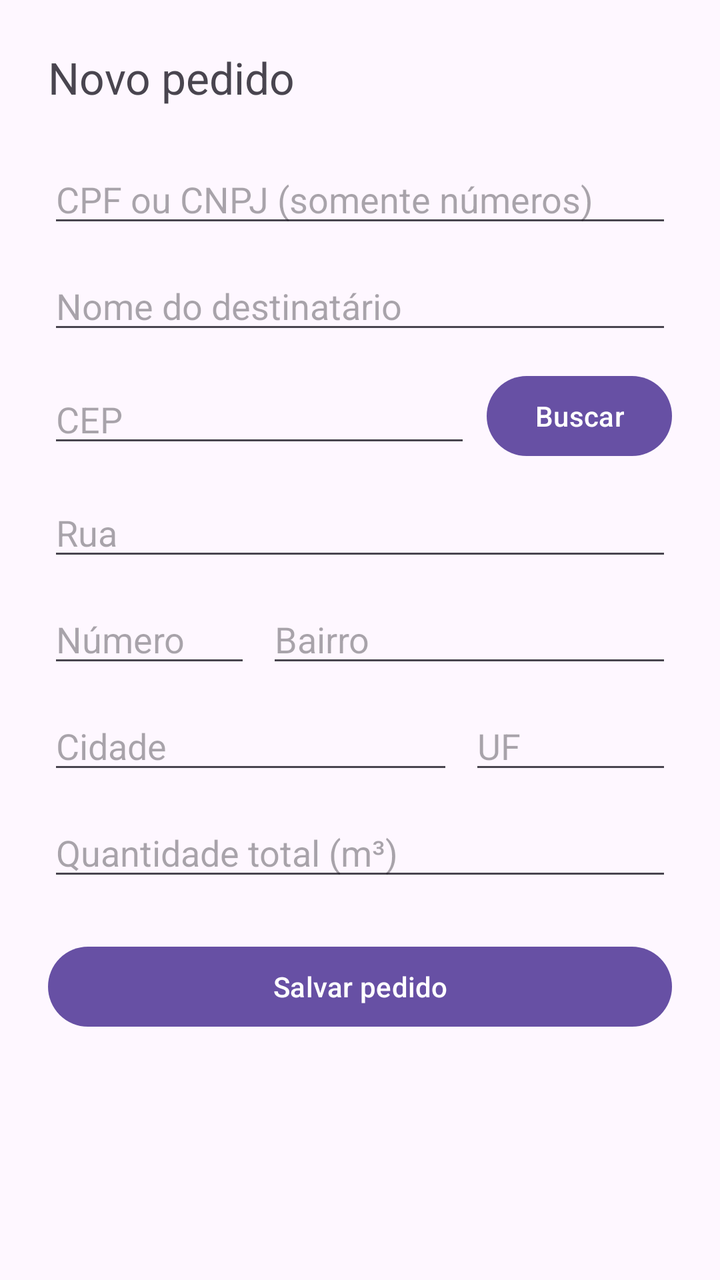
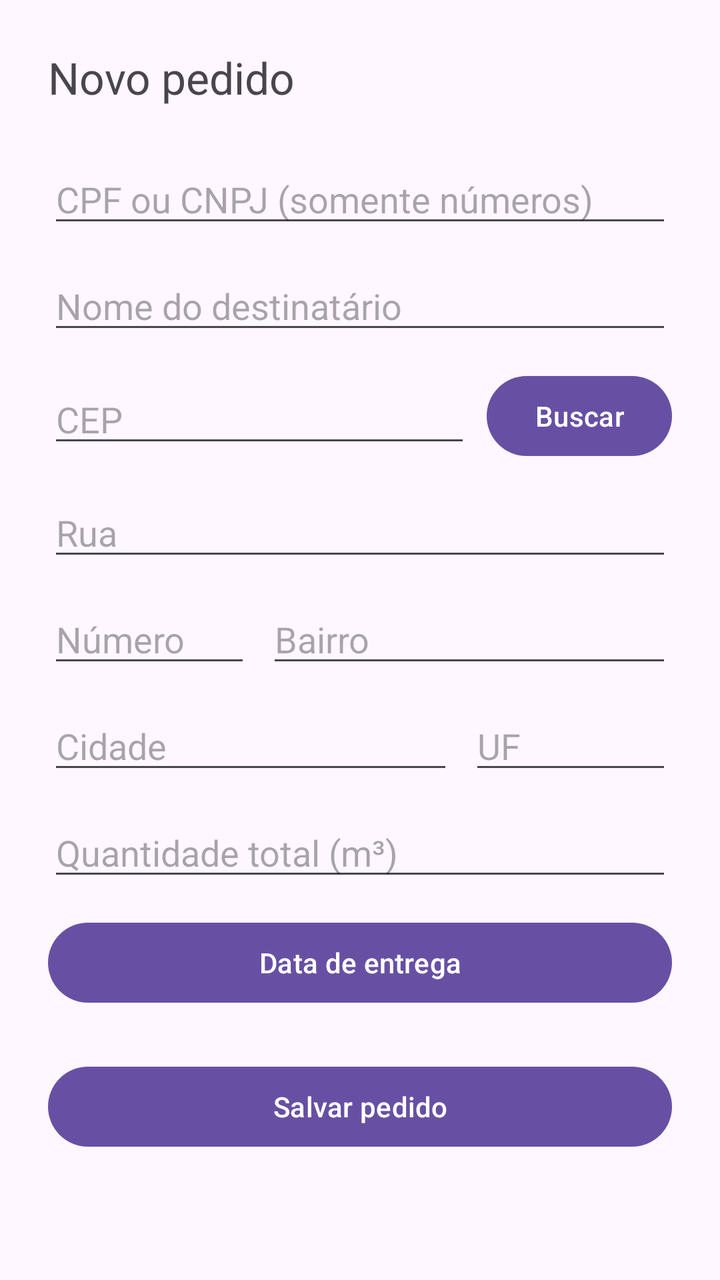

Before-and-after screenshots of an Android layout around one commit, followed by the original layout XML and the change that was made.
<!-- AndroidManifest.xml: application theme Theme.Gerencial -->
<!-- res/layout/activity_novo_pedido.xml -->
<?xml version="1.0" encoding="utf-8"?>
<ScrollView xmlns:android="http://schemas.android.com/apk/res/android"
    android:layout_width="match_parent"
    android:layout_height="match_parent">

    <LinearLayout
        android:layout_width="match_parent"
        android:layout_height="wrap_content"
        android:orientation="vertical"
        android:padding="24dp">

        <TextView
            android:layout_width="wrap_content"
            android:layout_height="wrap_content"
            android:text="@string/novo_pedido_titulo"
            android:textSize="22sp"
            android:layout_marginBottom="24dp" />

        <EditText
            android:id="@+id/editDocumento"
            android:layout_width="match_parent"
            android:layout_height="wrap_content"
            android:hint="@string/novo_pedido_hint_documento"
            android:inputType="number"
            android:maxLength="18" />

        <EditText
            android:id="@+id/editNome"
            android:layout_width="match_parent"
            android:layout_height="wrap_content"
            android:layout_marginTop="12dp"
            android:hint="@string/novo_pedido_hint_nome"
            android:inputType="textPersonName|textCapWords" />

        <LinearLayout
            android:layout_width="match_parent"
            android:layout_height="wrap_content"
            android:orientation="horizontal"
            android:layout_marginTop="12dp"
            android:gravity="center_vertical">

            <EditText
                android:id="@+id/editCep"
                android:layout_width="0dp"
                android:layout_height="wrap_content"
                android:layout_weight="1"
                android:hint="@string/novo_pedido_hint_cep"
                android:inputType="number"
                android:maxLength="8" />

            <Button
                android:id="@+id/botaoBuscarCep"
                android:layout_width="wrap_content"
                android:layout_height="wrap_content"
                android:layout_marginStart="8dp"
                android:text="@string/novo_pedido_botao_buscar_cep" />
        </LinearLayout>

        <ProgressBar
            android:id="@+id/progressoCep"
            android:layout_width="wrap_content"
            android:layout_height="wrap_content"
            android:layout_marginTop="8dp"
            android:visibility="gone" />

        <EditText
            android:id="@+id/editRua"
            android:layout_width="match_parent"
            android:layout_height="wrap_content"
            android:layout_marginTop="12dp"
            android:hint="@string/novo_pedido_hint_rua"
            android:inputType="textCapWords" />

        <LinearLayout
            android:layout_width="match_parent"
            android:layout_height="wrap_content"
            android:orientation="horizontal"
            android:layout_marginTop="12dp">

            <EditText
                android:id="@+id/editNumero"
                android:layout_width="0dp"
                android:layout_height="wrap_content"
                android:layout_weight="1"
                android:hint="@string/novo_pedido_hint_numero"
                android:inputType="number" />

            <EditText
                android:id="@+id/editBairro"
                android:layout_width="0dp"
                android:layout_height="wrap_content"
                android:layout_weight="2"
                android:layout_marginStart="8dp"
                android:hint="@string/novo_pedido_hint_bairro"
                android:inputType="textCapWords" />
        </LinearLayout>

        <LinearLayout
            android:layout_width="match_parent"
            android:layout_height="wrap_content"
            android:orientation="horizontal"
            android:layout_marginTop="12dp">

            <EditText
                android:id="@+id/editCidade"
                android:layout_width="0dp"
                android:layout_height="wrap_content"
                android:layout_weight="2"
                android:hint="@string/novo_pedido_hint_cidade"
                android:inputType="textCapWords" />

            <AutoCompleteTextView
                android:id="@+id/editUf"
                android:layout_width="0dp"
                android:layout_height="wrap_content"
                android:layout_weight="1"
                android:layout_marginStart="8dp"
                android:hint="@string/novo_pedido_hint_uf"
                android:inputType="textCapCharacters"
                android:maxLength="2" />
        </LinearLayout>

        <EditText
            android:id="@+id/editQuantidadeM3"
            android:layout_width="match_parent"
            android:layout_height="wrap_content"
            android:layout_marginTop="12dp"
            android:hint="@string/novo_pedido_hint_m3"
            android:inputType="numberDecimal" />

        <Button
            android:id="@+id/botaoSalvar"
            android:layout_width="match_parent"
            android:layout_height="wrap_content"
            android:layout_marginTop="24dp"
            android:text="@string/novo_pedido_botao_salvar" />

        <ProgressBar
            android:id="@+id/progresso"
            android:layout_width="wrap_content"
            android:layout_height="wrap_content"
            android:layout_marginTop="16dp"
            android:visibility="gone" />

        <TextView
            android:id="@+id/textErro"
            android:layout_width="match_parent"
            android:layout_height="wrap_content"
            android:layout_marginTop="12dp"
            android:textColor="#B00020"
            android:gravity="center"
            android:visibility="gone" />

    </LinearLayout>
</ScrollView>
<!-- resources referenced by this layout -->
<resources>
  <string name="novo_pedido_botao_buscar_cep">Buscar</string>
  <string name="novo_pedido_botao_salvar">Salvar pedido</string>
  <string name="novo_pedido_hint_bairro">Bairro</string>
  <string name="novo_pedido_hint_cep">CEP</string>
  <string name="novo_pedido_hint_cidade">Cidade</string>
  <string name="novo_pedido_hint_documento">CPF ou CNPJ (somente números)</string>
  <string name="novo_pedido_hint_m3">Quantidade total (m³)</string>
  <string name="novo_pedido_hint_nome">Nome do destinatário</string>
  <string name="novo_pedido_hint_numero">Número</string>
  <string name="novo_pedido_hint_rua">Rua</string>
  <string name="novo_pedido_hint_uf">UF</string>
  <string name="novo_pedido_titulo">Novo pedido</string>
  <style name="Theme.Gerencial" parent="Base.Theme.Gerencial" />
  <style name="Base.Theme.Gerencial" parent="Theme.Material3.DayNight.NoActionBar" />
</resources>

<!-- the commit's change to res/layout/activity_novo_pedido.xml (unified diff, before → after) -->
@@ -129,6 +129,13 @@
             android:inputType="numberDecimal" />
 
         <Button
+            android:id="@+id/botaoDataEntrega"
+            android:layout_width="match_parent"
+            android:layout_height="wrap_content"
+            android:layout_marginTop="12dp"
+            android:text="@string/novo_pedido_hint_data_entrega" />
+
+        <Button
             android:id="@+id/botaoSalvar"
             android:layout_width="match_parent"
             android:layout_height="wrap_content"
<!-- resource entries referenced after the edit -->
@@ -5,6 +5,7 @@
   <string name="novo_pedido_hint_bairro">Bairro</string>
   <string name="novo_pedido_hint_cep">CEP</string>
   <string name="novo_pedido_hint_cidade">Cidade</string>
+  <string name="novo_pedido_hint_data_entrega">Data de entrega</string>
   <string name="novo_pedido_hint_documento">CPF ou CNPJ (somente números)</string>
   <string name="novo_pedido_hint_m3">Quantidade total (m³)</string>
   <string name="novo_pedido_hint_nome">Nome do destinatário</string>
